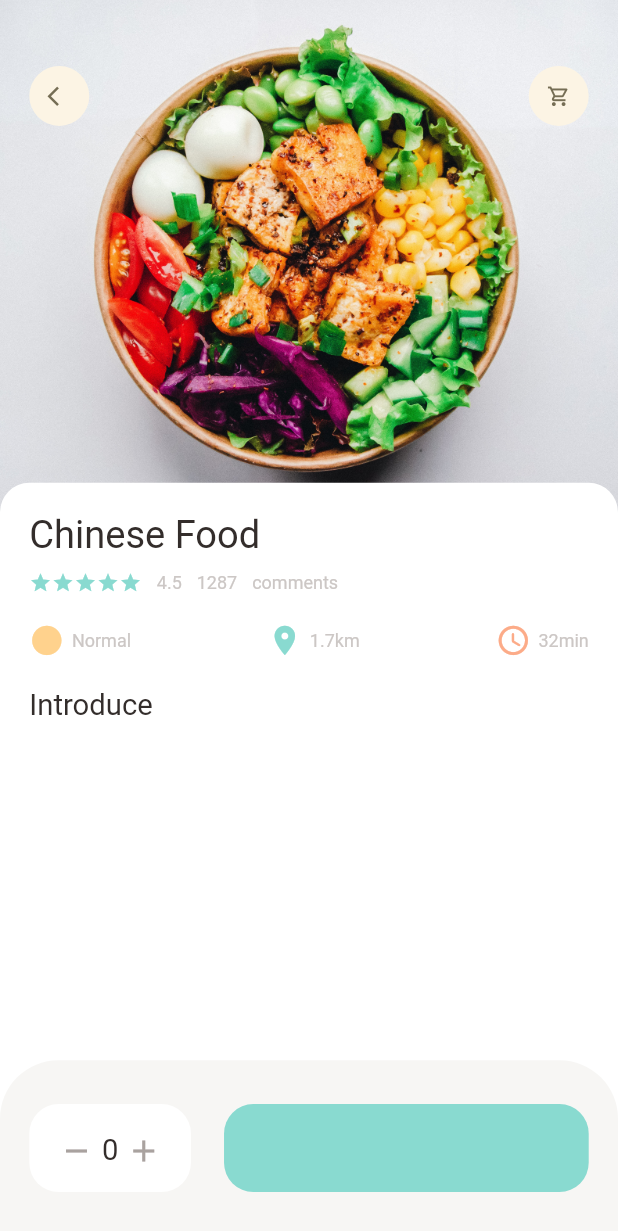
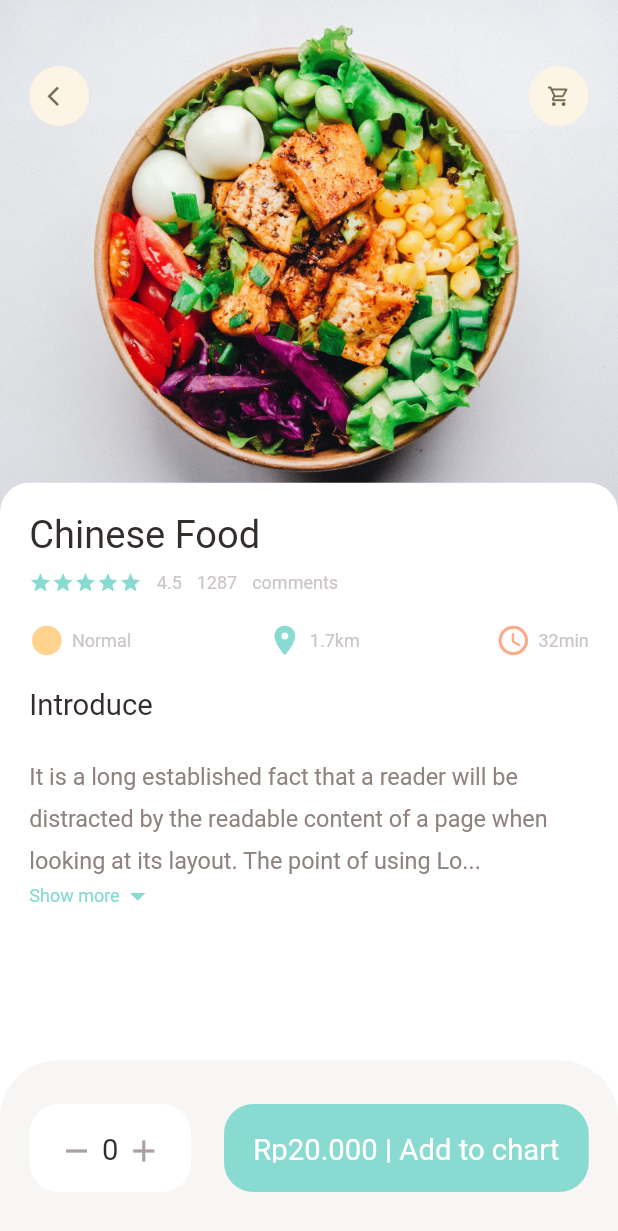
Before and after one commit to enjoyghozi/madangMobileApp, a Flutter app: the screen it shows after launch, on a phone screen of 412 x 824 dp. Shown: the top 1231 px of the screen. Run offline on Flutter 3.47's test engine with Material 2 defaults, Android fonts, the phone set to English and light mode, and no system bars; our stand-ins replace dots_indicator, get; missing offline and left inert: dart:ffi.

Commit message:
Expandable text

```diff
--- a/lib/pages/food/popular_food_detail.dart
+++ b/lib/pages/food/popular_food_detail.dart
@@ -5,6 +5,7 @@ import 'package:madang/utilitys/colors.dart';
 import 'package:madang/utilitys/dimensions.dart';
 import 'package:madang/widgets/app_column.dart';
 import 'package:madang/widgets/app_icon.dart';
+import 'package:madang/widgets/expandable_text_widget.dart';
 import 'package:madang/widgets/icon_and_text_widget.dart';
 import 'package:madang/widgets/small_text.dart';
 
@@ -19,6 +20,7 @@ class PopularFoodDetail extends StatelessWidget {
       backgroundColor: Colors.white,
       body: Stack(
         children: [
+          //background image
           Positioned(
             left: 0,
             right: 0,
@@ -31,6 +33,7 @@ class PopularFoodDetail extends StatelessWidget {
                       image: AssetImage("assets/image/food1.jpg"))),
             ),
           ),
+          //icon widget
           Positioned(
               top: Dimensions.height45,
               left: Dimensions.width20,
@@ -42,6 +45,7 @@ class PopularFoodDetail extends StatelessWidget {
                   AppIcon(icon: Icons.shopping_cart_outlined),
                 ],
               )),
+          //introduction food
           Positioned(
               left: 0,
               right: 0,
@@ -64,10 +68,19 @@ class PopularFoodDetail extends StatelessWidget {
                   children: [
                     AppColumn(text: "Chinese Food"),
                     SizedBox(height: Dimensions.height20),
-                    BigText(text: "Introduce")
+                    BigText(text: "Introduce"),
+                    SizedBox(height: Dimensions.height20),
+                    Expanded(
+                      child: SingleChildScrollView(
+                        child: ExpandableTextWidget(
+                            text:
+                                "It is a long established fact that a reader will be distracted by the readable content of a page when looking at its layout. The point of using Lorem Ipsum is that it has a more-or-less normal distribution of letters, as opposed It is a long established fact that a reader will be distracted by the readable content of a page when looking at its layout. The point of using Lorem Ipsum is that it has a more-or-less normal distribution of letters, as opposed to using 'Content here, content here', making it look like readable English. Many desktop publishing packages and web page editors now use Lorem Ipsum as their default model text, and a search for 'lorem ipsum' will uncover many web sites still in their infancy. Various versions have evolved over the years, sometimes by accident, sometimes on purpose (injected humour and the like to using 'Content here, content here', making it look like readable English. Many desktop publishing packages and web page editors now use Lorem Ipsum as their default model text, and a search for 'lorem ipsum' will uncover many web sites still in their infancy"),
+                      ),
+                    )
                   ],
                 ),
-              ))
+              )),
+          //expandable text widget
         ],
       ),
       bottomNavigationBar: Container(
@@ -109,13 +122,14 @@ class PopularFoodDetail extends StatelessWidget {
             ),
             Container(
               padding: EdgeInsets.only(
-                top: Dimensions.height30,
-                bottom: Dimensions.height30,
-                left: Dimensions.width20,
-                right: Dimensions.width20,
+                  top: Dimensions.height20,
+                  bottom: Dimensions.height20,
+                  left: Dimensions.width20,
+                  right: Dimensions.width20),
+              child: BigText(
+                text: "\Rp20.000 | Add to chart",
+                color: Colors.white,
               ),
-              child: BigText(
-                  text: "\Rp20.000 | Add to chart", color: Colors.white),
               decoration: BoxDecoration(
                   borderRadius: BorderRadius.circular(Dimensions.radius20),
                   color: AppColors.mainColor),
--- a/lib/utilitys/dimensions.dart
+++ b/lib/utilitys/dimensions.dart
@@ -22,6 +22,7 @@ class Dimensions {
   static double width30 = screenHeight / 28.13;
 
   //Font size
+  static double font16 = screenHeight / 52.75;
   static double font20 = screenHeight / 42.2;
   static double font26 = screenHeight / 32.46;
 
--- /dev/null
+++ b/lib/widgets/expandable_text_widget.dart
@@ -0,0 +1,82 @@
+import 'dart:ffi';
+
+import 'package:flutter/cupertino.dart';
+import 'package:flutter/material.dart';
+import 'package:flutter/src/foundation/key.dart';
+import 'package:flutter/src/widgets/framework.dart';
+import 'package:madang/utilitys/colors.dart';
+import 'package:madang/utilitys/dimensions.dart';
+import 'package:madang/widgets/small_text.dart';
+
+class ExpandableTextWidget extends StatefulWidget {
+  final String text;
+  const ExpandableTextWidget({Key? key, required this.text}) : super(key: key);
+
+  @override
+  State<ExpandableTextWidget> createState() => _ExpandableTextWidgetState();
+}
+
+class _ExpandableTextWidgetState extends State<ExpandableTextWidget> {
+  late String firstHalf;
+  late String secondHalf;
+
+  bool hiddendText = true;
+
+  double textHeight = Dimensions.screenHeight / 5.63;
+
+  @override
+  void initState() {
+    super.initState();
+    if (widget.text.length > textHeight) {
+      firstHalf = widget.text.substring(0, textHeight.toInt());
+      secondHalf =
+          widget.text.substring(textHeight.toInt() + 1, widget.text.length);
+    } else {
+      firstHalf = widget.text;
+      secondHalf = "";
+    }
+  }
+
+  @override
+  Widget build(BuildContext context) {
+    return Container(
+      child: secondHalf.isEmpty
+          ? SmallText(
+              color: AppColors.paraColor,
+              size: Dimensions.font16,
+              text: firstHalf)
+          : Column(
+              children: [
+                SmallText(
+                    height: 1.8,
+                    color: AppColors.paraColor,
+                    size: Dimensions.font16,
+                    text: hiddendText
+                        ? (firstHalf + '...')
+                        : (firstHalf + secondHalf)),
+                InkWell(
+                  onTap: () {
+                    setState(() {
+                      hiddendText = !hiddendText;
+                    });
+                  },
+                  child: Row(
+                    children: [
+                      SmallText(
+                        text: "Show more",
+                        color: AppColors.mainColor,
+                      ),
+                      Icon(
+                        hiddendText
+                            ? Icons.arrow_drop_down
+                            : Icons.arrow_drop_up,
+                        color: AppColors.mainColor,
+                      ),
+                    ],
+                  ),
+                )
+              ],
+            ),
+    );
+  }
+}
```
